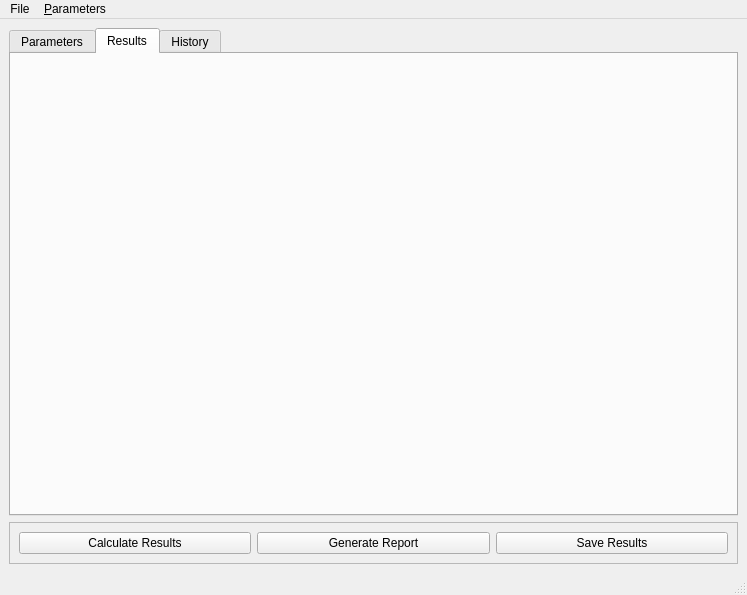
Old version of the form views/main_view.ui in the repository mateustoin/3Dlytic.
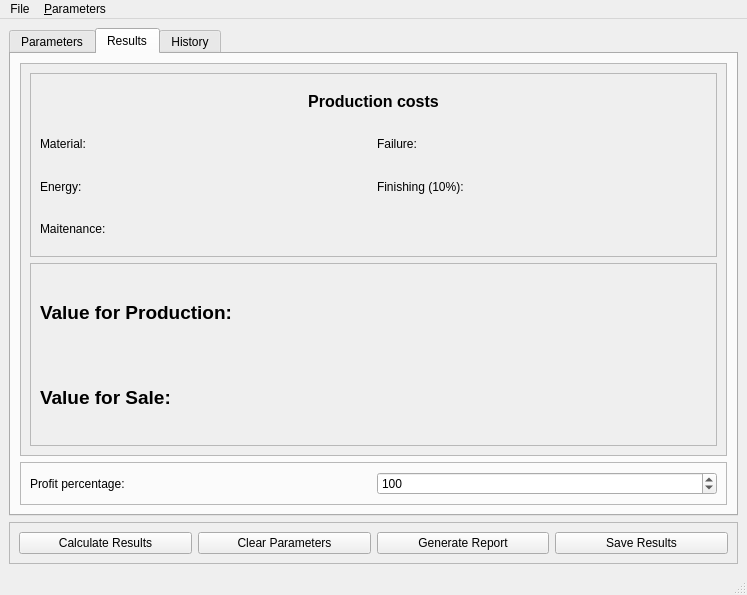
New version of the form. The open tabs and pages were chosen to show the change. Icons and pictures are not drawn.

Commit message: Completing results basic page and naming value fields and buttons

The edit to the form file:
```diff
--- a/views/main_view.ui
+++ b/views/main_view.ui
@@ -390,6 +390,285 @@
        <attribute name="title">
         <string>Results</string>
        </attribute>
+       <layout class="QGridLayout" name="gridLayout_3">
+        <item row="0" column="0">
+         <widget class="QScrollArea" name="scrollArea_2">
+          <property name="widgetResizable">
+           <bool>true</bool>
+          </property>
+          <widget class="QWidget" name="scrollAreaWidgetContents_2">
+           <property name="geometry">
+            <rect>
+             <x>0</x>
+             <y>0</y>
+             <width>705</width>
+             <height>389</height>
+            </rect>
+           </property>
+           <layout class="QGridLayout" name="gridLayout_4">
+            <item row="0" column="0">
+             <widget class="QFrame" name="frame_4">
+              <property name="frameShape">
+               <enum>QFrame::Shape::StyledPanel</enum>
+              </property>
+              <property name="frameShadow">
+               <enum>QFrame::Shadow::Raised</enum>
+              </property>
+              <layout class="QGridLayout" name="gridLayout_6">
+               <item row="2" column="0">
+                <widget class="QLabel" name="label_21">
+                 <property name="maximumSize">
+                  <size>
+                   <width>16777215</width>
+                   <height>40</height>
+                  </size>
+                 </property>
+                 <property name="text">
+                  <string>Energy:</string>
+                 </property>
+                </widget>
+               </item>
+               <item row="1" column="3">
+                <widget class="QLabel" name="p_results_failure_cost_label">
+                 <property name="maximumSize">
+                  <size>
+                   <width>16777215</width>
+                   <height>40</height>
+                  </size>
+                 </property>
+                 <property name="text">
+                  <string/>
+                 </property>
+                </widget>
+               </item>
+               <item row="1" column="1">
+                <widget class="QLabel" name="p_results_material_cost_label">
+                 <property name="maximumSize">
+                  <size>
+                   <width>16777215</width>
+                   <height>40</height>
+                  </size>
+                 </property>
+                 <property name="text">
+                  <string/>
+                 </property>
+                </widget>
+               </item>
+               <item row="0" column="0" colspan="4">
+                <widget class="QLabel" name="label_17">
+                 <property name="maximumSize">
+                  <size>
+                   <width>16777215</width>
+                   <height>40</height>
+                  </size>
+                 </property>
+                 <property name="font">
+                  <font>
+                   <pointsize>12</pointsize>
+                   <bold>true</bold>
+                  </font>
+                 </property>
+                 <property name="text">
+                  <string>Production costs</string>
+                 </property>
+                 <property name="alignment">
+                  <set>Qt::AlignmentFlag::AlignCenter</set>
+                 </property>
+                </widget>
+               </item>
+               <item row="2" column="3">
+                <widget class="QLabel" name="p_results_finishing_cost_label">
+                 <property name="maximumSize">
+                  <size>
+                   <width>16777215</width>
+                   <height>40</height>
+                  </size>
+                 </property>
+                 <property name="text">
+                  <string/>
+                 </property>
+                </widget>
+               </item>
+               <item row="3" column="0">
+                <widget class="QLabel" name="label_23">
+                 <property name="maximumSize">
+                  <size>
+                   <width>16777215</width>
+                   <height>40</height>
+                  </size>
+                 </property>
+                 <property name="text">
+                  <string>Maitenance:</string>
+                 </property>
+                </widget>
+               </item>
+               <item row="2" column="2">
+                <widget class="QLabel" name="label_22">
+                 <property name="maximumSize">
+                  <size>
+                   <width>16777215</width>
+                   <height>40</height>
+                  </size>
+                 </property>
+                 <property name="text">
+                  <string>Finishing (10%):</string>
+                 </property>
+                </widget>
+               </item>
+               <item row="1" column="2">
+                <widget class="QLabel" name="label_20">
+                 <property name="maximumSize">
+                  <size>
+                   <width>16777215</width>
+                   <height>40</height>
+                  </size>
+                 </property>
+                 <property name="text">
+                  <string>Failure:</string>
+                 </property>
+                </widget>
+               </item>
+               <item row="3" column="1">
+                <widget class="QLabel" name="p_results_maitenance_cost_label">
+                 <property name="maximumSize">
+                  <size>
+                   <width>16777215</width>
+                   <height>40</height>
+                  </size>
+                 </property>
+                 <property name="text">
+                  <string/>
+                 </property>
+                </widget>
+               </item>
+               <item row="1" column="0">
+                <widget class="QLabel" name="label_19">
+                 <property name="maximumSize">
+                  <size>
+                   <width>16777215</width>
+                   <height>40</height>
+                  </size>
+                 </property>
+                 <property name="text">
+                  <string>Material:</string>
+                 </property>
+                </widget>
+               </item>
+               <item row="2" column="1">
+                <widget class="QLabel" name="p_results_energy_cost_label">
+                 <property name="maximumSize">
+                  <size>
+                   <width>16777215</width>
+                   <height>40</height>
+                  </size>
+                 </property>
+                 <property name="text">
+                  <string/>
+                 </property>
+                </widget>
+               </item>
+              </layout>
+             </widget>
+            </item>
+            <item row="1" column="0">
+             <widget class="QFrame" name="frame_6">
+              <property name="frameShape">
+               <enum>QFrame::Shape::StyledPanel</enum>
+              </property>
+              <property name="frameShadow">
+               <enum>QFrame::Shadow::Raised</enum>
+              </property>
+              <layout class="QGridLayout" name="gridLayout_7">
+               <item row="0" column="1">
+                <widget class="QLabel" name="label_30">
+                 <property name="font">
+                  <font>
+                   <pointsize>14</pointsize>
+                  </font>
+                 </property>
+                 <property name="text">
+                  <string/>
+                 </property>
+                </widget>
+               </item>
+               <item row="0" column="0">
+                <widget class="QLabel" name="label_29">
+                 <property name="font">
+                  <font>
+                   <pointsize>14</pointsize>
+                   <bold>true</bold>
+                  </font>
+                 </property>
+                 <property name="text">
+                  <string>Value for Production:</string>
+                 </property>
+                </widget>
+               </item>
+               <item row="1" column="0">
+                <widget class="QLabel" name="label_31">
+                 <property name="font">
+                  <font>
+                   <pointsize>14</pointsize>
+                   <bold>true</bold>
+                  </font>
+                 </property>
+                 <property name="text">
+                  <string>Value for Sale:</string>
+                 </property>
+                </widget>
+               </item>
+               <item row="1" column="1">
+                <widget class="QLabel" name="label_32">
+                 <property name="font">
+                  <font>
+                   <pointsize>14</pointsize>
+                  </font>
+                 </property>
+                 <property name="text">
+                  <string/>
+                 </property>
+                </widget>
+               </item>
+              </layout>
+             </widget>
+            </item>
+           </layout>
+          </widget>
+         </widget>
+        </item>
+        <item row="1" column="0">
+         <widget class="QFrame" name="frame_5">
+          <property name="frameShape">
+           <enum>QFrame::Shape::StyledPanel</enum>
+          </property>
+          <property name="frameShadow">
+           <enum>QFrame::Shadow::Raised</enum>
+          </property>
+          <layout class="QGridLayout" name="gridLayout_5">
+           <item row="0" column="1">
+            <widget class="QSpinBox" name="p_results_profit_percentage_value">
+             <property name="maximum">
+              <number>1000</number>
+             </property>
+             <property name="singleStep">
+              <number>5</number>
+             </property>
+             <property name="value">
+              <number>100</number>
+             </property>
+            </widget>
+           </item>
+           <item row="0" column="0">
+            <widget class="QLabel" name="label_18">
+             <property name="text">
+              <string>Profit percentage:</string>
+             </property>
+            </widget>
+           </item>
+          </layout>
+         </widget>
+        </item>
+       </layout>
       </widget>
       <widget class="QWidget" name="history_tab">
        <attribute name="title">
@@ -415,7 +694,14 @@
         </widget>
        </item>
        <item>
-        <widget class="QPushButton" name="pushButton_2">
+        <widget class="QPushButton" name="p_parameters_clearParameters_pushButton">
+         <property name="text">
+          <string>Clear Parameters</string>
+         </property>
+        </widget>
+       </item>
+       <item>
+        <widget class="QPushButton" name="p_parameters_generateReport_pushButton">
          <property name="text">
           <string>Generate Report</string>
          </property>
```
Left out of the diff: 217 changed lines with no effect on the pictures. The commit also changes 1 other file.
